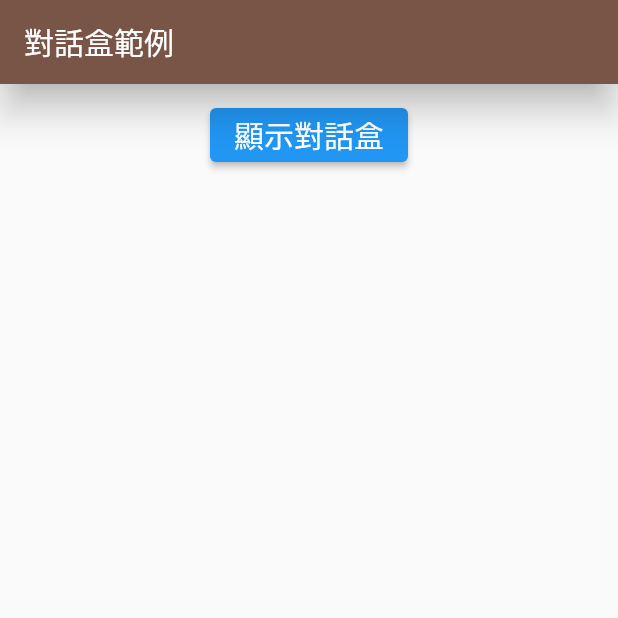
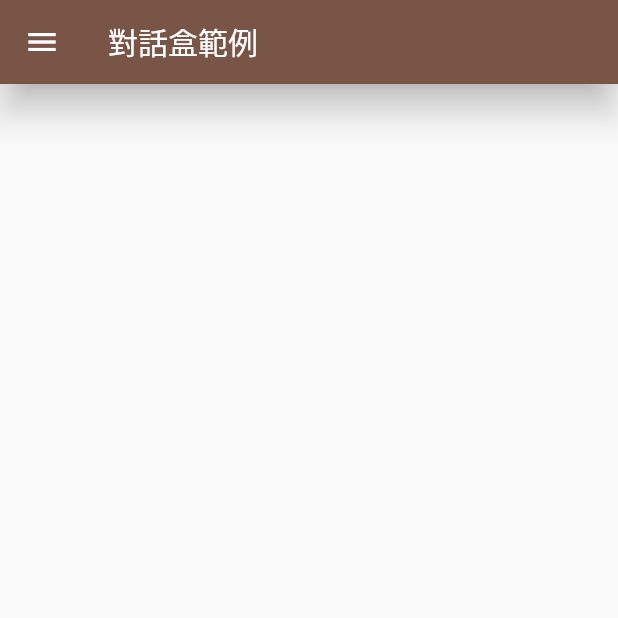
Before and after one commit to kaixsean/learning_flutter, a Flutter app: the screen it shows after launch, on a phone screen of 412 x 824 dp, the top half of it. Run offline on Flutter 3.47's test engine with Material 2 defaults, Android fonts, the phone set to English and light mode, and no system bars; our stand-ins replace numberpicker.

```diff
--- a/lib/main.dart
+++ b/lib/main.dart
@@ -21,11 +21,17 @@ class MyHomePage extends StatelessWidget {
 
   final ValueNotifier<String> _dlgResult = ValueNotifier('');
   final ValueNotifier<int?> _selectedCity = ValueNotifier(null);
+  final ValueNotifier<String> _msg = ValueNotifier('');
 
   @override
   Widget build(BuildContext context) {
     final appBar = AppBar(
       title: const Text('對話盒範例'),
+      leading: InkWell(
+        child: const Icon(Icons.menu),
+        onTap: () => _msg.value = '你按下選單按鈕',
+      ),
+      automaticallyImplyLeading: false,
       centerTitle: false,
       backgroundColor: Colors.brown,
       elevation: 10,
@@ -62,10 +68,18 @@ class MyHomePage extends StatelessWidget {
 
     final appHomePage = Scaffold(
       appBar: appBar,
-      body: widget,
+      body: ValueListenableBuilder<String>(
+        builder: _showMsg,
+        valueListenable: _msg,
+      ),
     );
 
     return appHomePage;
+  }
+
+  Widget _showMsg(BuildContext context, String msg, Widget? child) {
+    final widget = Text(msg,style: const TextStyle(fontSize: 20),);
+    return widget;
   }
 
   _showDialog(BuildContext context) async {
```
